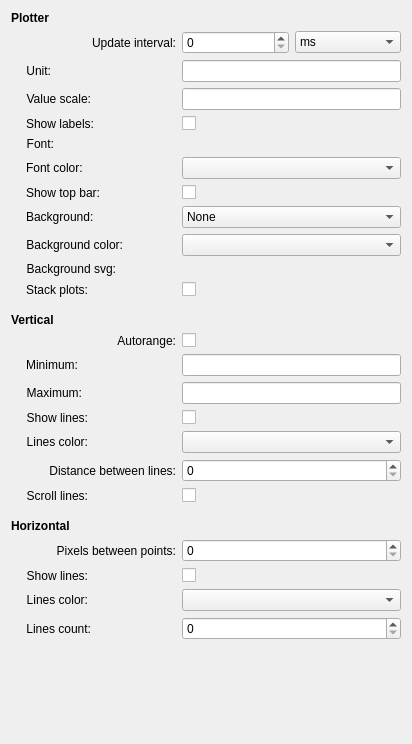
Above: complex-plotter/contents/ui/plotter.ui from lmiphay/pdamsten-plasmoids before the change. Below: the same form after it.
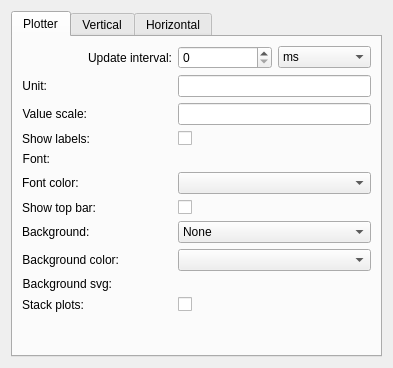
That is the form after the change. Custom widgets are drawn as their Qt base class.

Commit message: Use tabs in plotter dialog

```diff
--- a/complex-plotter/contents/ui/plotter.ui
+++ b/complex-plotter/contents/ui/plotter.ui
@@ -6,8 +6,8 @@
    <rect>
     <x>0</x>
     <y>0</y>
-    <width>412</width>
-    <height>744</height>
+    <width>393</width>
+    <height>368</height>
    </rect>
   </property>
   <property name="sizePolicy">
@@ -33,23 +33,15 @@
   </property>
   <layout class="QVBoxLayout" name="verticalLayout">
    <item>
-    <widget class="QLabel" name="plotterLabel">
-     <property name="font">
-      <font>
-       <weight>75</weight>
-       <bold>true</bold>
-      </font>
+    <widget class="KTabWidget" name="ktabwidget">
+     <property name="currentIndex">
+      <number>0</number>
      </property>
-     <property name="text">
+     <widget class="QWidget" name="plotter">
+      <attribute name="title">
       <string>Plotter</string>
-     </property>
-    </widget>
-   </item>
-   <item>
-    <layout class="QFormLayout" name="formLayout">
-     <property name="leftMargin">
-      <number>15</number>
-     </property>
+      </attribute>
+      <layout class="QFormLayout" name="formLayout_4">
      <item row="0" column="0">
       <widget class="QLabel" name="intervalLabel">
        <property name="minimumSize">
@@ -209,6 +201,23 @@
        </property>
       </widget>
      </item>
+       <item row="5" column="0">
+        <widget class="QLabel" name="fontColorLabel">
+         <property name="text">
+          <string>Font color:</string>
+         </property>
+        </widget>
+       </item>
+       <item row="5" column="1">
+        <widget class="KColorCombo" name="fontColorCombo">
+         <property name="sizePolicy">
+          <sizepolicy hsizetype="Expanding" vsizetype="Fixed">
+           <horstretch>0</horstretch>
+           <verstretch>0</verstretch>
+          </sizepolicy>
+         </property>
+        </widget>
+       </item>
      <item row="6" column="0">
       <widget class="QLabel" name="topBarLabel">
        <property name="text">
@@ -235,6 +244,41 @@
        </property>
       </widget>
      </item>
+       <item row="7" column="0">
+        <widget class="QLabel" name="backgroundLabel">
+         <property name="text">
+          <string>Background:</string>
+         </property>
+         <property name="buddy">
+          <cstring>backgroundCombo</cstring>
+         </property>
+        </widget>
+       </item>
+       <item row="7" column="1">
+        <widget class="QComboBox" name="backgroundCombo">
+         <property name="sizePolicy">
+          <sizepolicy hsizetype="Expanding" vsizetype="Fixed">
+           <horstretch>0</horstretch>
+           <verstretch>0</verstretch>
+          </sizepolicy>
+         </property>
+         <item>
+          <property name="text">
+           <string>None</string>
+          </property>
+         </item>
+         <item>
+          <property name="text">
+           <string>Color</string>
+          </property>
+         </item>
+         <item>
+          <property name="text">
+           <string>SVG</string>
+          </property>
+         </item>
+        </widget>
+       </item>
      <item row="8" column="0">
       <widget class="QLabel" name="bgColorLabel">
        <property name="text">
@@ -310,94 +354,13 @@
        </property>
       </widget>
      </item>
-     <item row="7" column="0">
-      <widget class="QLabel" name="backgroundLabel">
-       <property name="text">
-        <string>Background:</string>
-       </property>
-       <property name="buddy">
-        <cstring>backgroundCombo</cstring>
-       </property>
-      </widget>
-     </item>
-     <item row="7" column="1">
-      <widget class="QComboBox" name="backgroundCombo">
-       <property name="sizePolicy">
-        <sizepolicy hsizetype="Expanding" vsizetype="Fixed">
-         <horstretch>0</horstretch>
-         <verstretch>0</verstretch>
-        </sizepolicy>
-       </property>
-       <item>
-        <property name="text">
-         <string>None</string>
-        </property>
-       </item>
-       <item>
-        <property name="text">
-         <string>Color</string>
-        </property>
-       </item>
-       <item>
-        <property name="text">
-         <string>SVG</string>
-        </property>
-       </item>
-      </widget>
-     </item>
-     <item row="5" column="1">
-      <widget class="KColorCombo" name="fontColorCombo">
-       <property name="sizePolicy">
-        <sizepolicy hsizetype="Expanding" vsizetype="Fixed">
-         <horstretch>0</horstretch>
-         <verstretch>0</verstretch>
-        </sizepolicy>
-       </property>
-      </widget>
-     </item>
-     <item row="5" column="0">
-      <widget class="QLabel" name="fontColorLabel">
-       <property name="text">
-        <string>Font color:</string>
-       </property>
-      </widget>
-     </item>
-    </layout>
-   </item>
-   <item>
-    <spacer name="verticalSpacer_2">
-     <property name="orientation">
-      <enum>Qt::Vertical</enum>
-     </property>
-     <property name="sizeType">
-      <enum>QSizePolicy::Maximum</enum>
-     </property>
-     <property name="sizeHint" stdset="0">
-      <size>
-       <width>20</width>
-       <height>10</height>
-      </size>
-     </property>
-    </spacer>
-   </item>
-   <item>
-    <widget class="QLabel" name="verticalLabel">
-     <property name="font">
-      <font>
-       <weight>75</weight>
-       <bold>true</bold>
-      </font>
-     </property>
-     <property name="text">
+      </layout>
+     </widget>
+     <widget class="QWidget" name="vertical">
+      <attribute name="title">
       <string>Vertical</string>
-     </property>
-    </widget>
-   </item>
-   <item>
+      </attribute>
     <layout class="QFormLayout" name="formLayout_2">
-     <property name="leftMargin">
-      <number>15</number>
-     </property>
      <item row="0" column="0">
       <widget class="QLabel" name="autorangeLabel">
        <property name="minimumSize">
@@ -575,44 +538,12 @@
       </widget>
      </item>
     </layout>
-   </item>
-   <item>
-    <spacer name="verticalSpacer_3">
-     <property name="orientation">
-      <enum>Qt::Vertical</enum>
-     </property>
-     <property name="sizeType">
-      <enum>QSizePolicy::Maximum</enum>
-     </property>
-     <property name="sizeHint" stdset="0">
-      <size>
-       <width>20</width>
-       <height>10</height>
-      </size>
-     </property>
-    </spacer>
-   </item>
-   <item>
-    <widget class="QLabel" name="unitsLabel_2">
-     <property name="font">
-      <font>
-       <weight>75</weight>
-       <bold>true</bold>
-      </font>
-     </property>
-     <property name="text">
+     </widget>
+     <widget class="QWidget" name="horizontal">
+      <attribute name="title">
       <string>Horizontal</string>
-     </property>
-    </widget>
-   </item>
-   <item>
+      </attribute>
     <layout class="QFormLayout" name="formLayout_3">
-     <property name="leftMargin">
-      <number>15</number>
-     </property>
-     <property name="topMargin">
-      <number>0</number>
-     </property>
      <item row="0" column="0">
       <widget class="QLabel" name="pixelsLabel">
        <property name="minimumSize">
@@ -721,19 +652,8 @@
       </widget>
      </item>
     </layout>
-   </item>
-   <item>
-    <spacer name="verticalSpacer">
-     <property name="orientation">
-      <enum>Qt::Vertical</enum>
-     </property>
-     <property name="sizeHint" stdset="0">
-      <size>
-       <width>20</width>
-       <height>0</height>
-      </size>
-     </property>
-    </spacer>
+     </widget>
+    </widget>
    </item>
   </layout>
  </widget>
@@ -773,6 +693,12 @@
    <extends>QComboBox</extends>
    <header>kcombobox.h</header>
   </customwidget>
+  <customwidget>
+   <class>KTabWidget</class>
+   <extends>QTabWidget</extends>
+   <header>ktabwidget.h</header>
+   <container>1</container>
+  </customwidget>
   <customwidget>
    <class>KRestrictedLine</class>
    <extends>KLineEdit</extends>
```
Left out of the diff: 23 changed lines with no effect on the pictures. Lines whose indentation alone changed are shown as unchanged.
